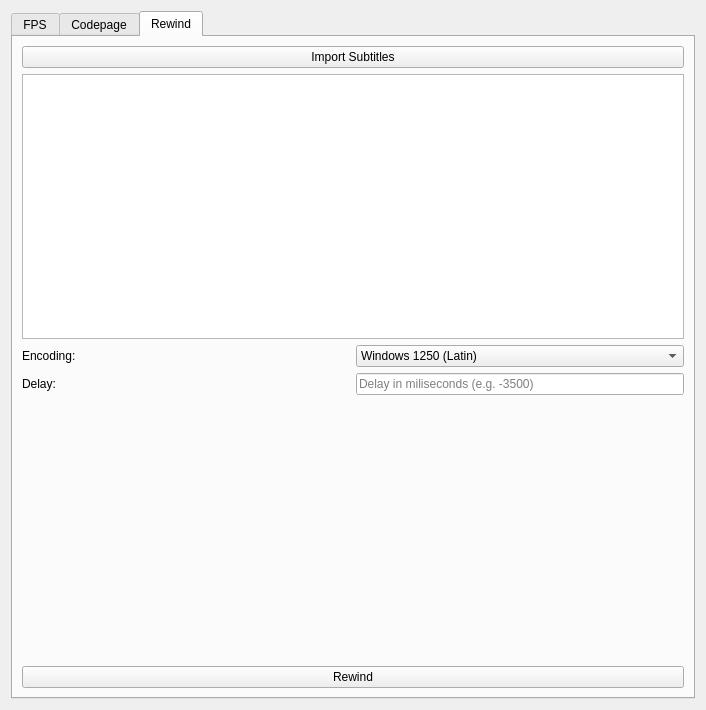
First picture: the form in layout.ui, repository miloskal/SubFix, before the edit.
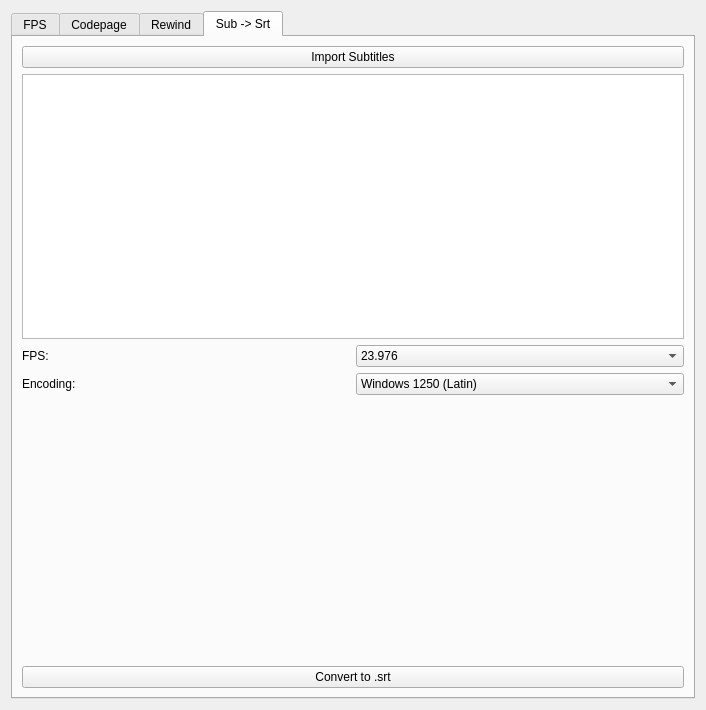
Second picture: the form after the edit.

Commit message: Added: Convert .sub to .srt feature

```diff
--- a/layout.ui
+++ b/layout.ui
@@ -17,7 +17,7 @@
    <item>
     <widget class="QTabWidget" name="tabWidget">
      <property name="currentIndex">
-      <number>2</number>
+      <number>3</number>
      </property>
      <widget class="QWidget" name="tab">
       <attribute name="title">
@@ -438,6 +438,127 @@
        </item>
       </layout>
      </widget>
+     <widget class="QWidget" name="tab_4">
+      <attribute name="title">
+       <string>Sub -&gt; Srt</string>
+      </attribute>
+      <layout class="QVBoxLayout" name="verticalLayout_9">
+       <item>
+        <layout class="QVBoxLayout" name="verticalLayout_8">
+         <item>
+          <widget class="QPushButton" name="browseConvertToSrtPushButton">
+           <property name="text">
+            <string>Import Subtitles</string>
+           </property>
+          </widget>
+         </item>
+         <item>
+          <widget class="QListView" name="convertToSrtListView"/>
+         </item>
+         <item>
+          <layout class="QHBoxLayout" name="horizontalLayout_2">
+           <item>
+            <widget class="QLabel" name="label">
+             <property name="text">
+              <string>FPS:</string>
+             </property>
+            </widget>
+           </item>
+           <item>
+            <widget class="QComboBox" name="convertToSrtFpsComboBox">
+             <item>
+              <property name="text">
+               <string>23.976</string>
+              </property>
+             </item>
+             <item>
+              <property name="text">
+               <string>24</string>
+              </property>
+             </item>
+             <item>
+              <property name="text">
+               <string>25</string>
+              </property>
+             </item>
+             <item>
+              <property name="text">
+               <string>29.97</string>
+              </property>
+             </item>
+             <item>
+              <property name="text">
+               <string>30</string>
+              </property>
+             </item>
+             <item>
+              <property name="text">
+               <string>50</string>
+              </property>
+             </item>
+             <item>
+              <property name="text">
+               <string>59.94</string>
+              </property>
+             </item>
+             <item>
+              <property name="text">
+               <string>60</string>
+              </property>
+             </item>
+            </widget>
+           </item>
+          </layout>
+         </item>
+         <item>
+          <layout class="QHBoxLayout" name="horizontalLayout_5">
+           <item>
+            <widget class="QLabel" name="label_8">
+             <property name="text">
+              <string>Encoding:</string>
+             </property>
+            </widget>
+           </item>
+           <item>
+            <widget class="QComboBox" name="convertToSrtEncodingComboBox">
+             <item>
+              <property name="text">
+               <string>Windows 1250 (Latin)</string>
+              </property>
+             </item>
+             <item>
+              <property name="text">
+               <string>UTF-8</string>
+              </property>
+             </item>
+            </widget>
+           </item>
+          </layout>
+         </item>
+         <item>
+          <spacer name="verticalSpacer_4">
+           <property name="orientation">
+            <enum>Qt::Vertical</enum>
+           </property>
+           <property name="sizeHint" stdset="0">
+            <size>
+             <width>20</width>
+             <height>40</height>
+            </size>
+           </property>
+          </spacer>
+         </item>
+         <item>
+          <widget class="QPushButton" name="convertToSrtPushButton">
+           <property name="text">
+            <string>Convert to .srt</string>
+           </property>
+          </widget>
+         </item>
+        </layout>
+       </item>
+      </layout>
+     </widget>
     </widget>
    </item>
   </layout>
```
Left out of the diff: 2 changed lines with no effect on the pictures. The commit also changes 3 other files.
